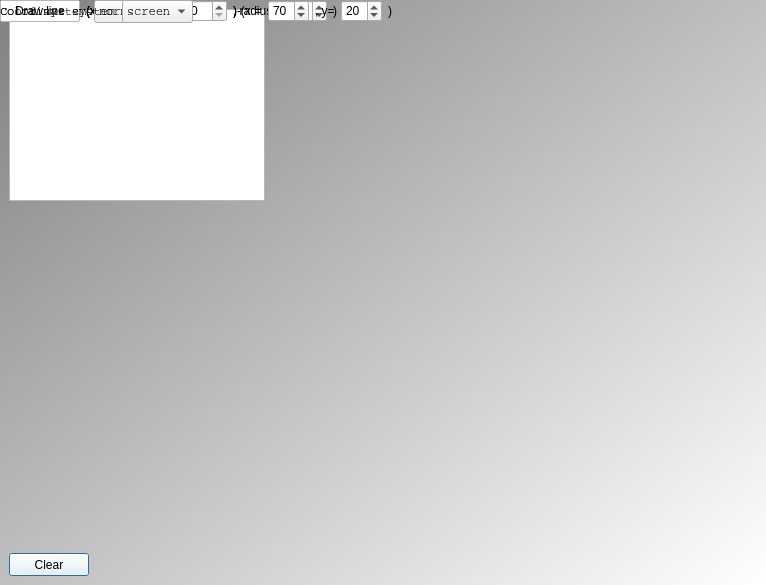
richelbilderbeek/ProjectRichelBilderbeek, file Tools/ToolTestDrawCanvas/qttestdrawcanvasmaindialog.ui: the form before one commit.
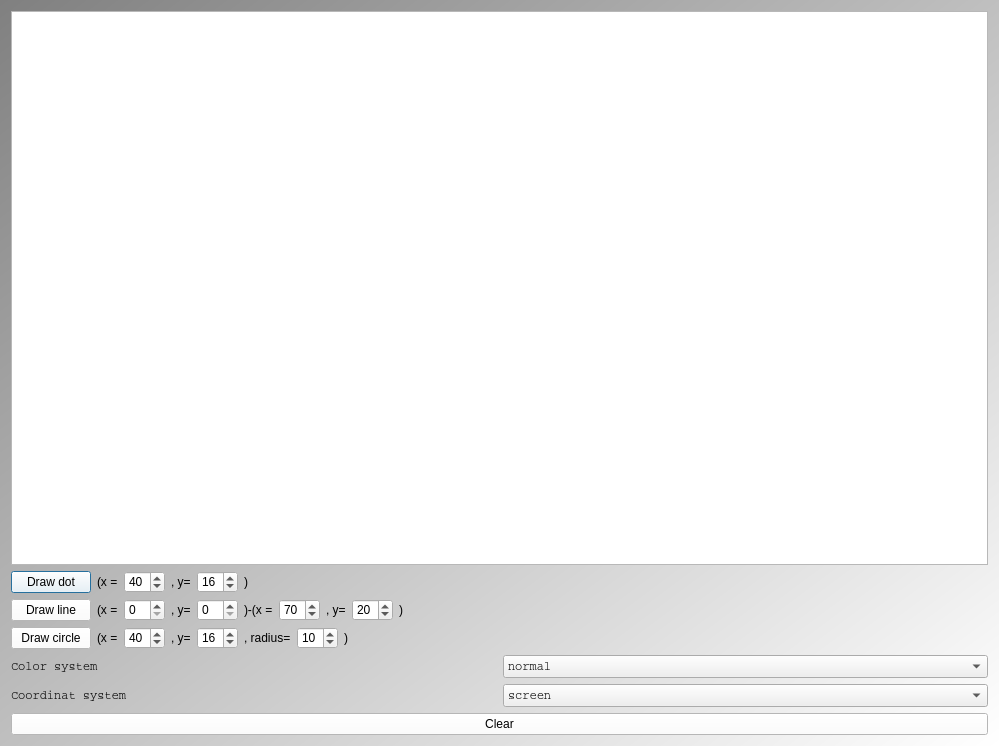
The form after the commit.

Patch:
```diff
--- a/Tools/ToolTestDrawCanvas/qttestdrawcanvasmaindialog.ui
+++ b/Tools/ToolTestDrawCanvas/qttestdrawcanvasmaindialog.ui
@@ -6,8 +6,8 @@
    <rect>
     <x>0</x>
     <y>0</y>
-    <width>766</width>
-    <height>585</height>
+    <width>999</width>
+    <height>746</height>
    </rect>
   </property>
   <property name="styleSheet">
@@ -17,15 +17,9 @@
 QPushButton { background-color: rgb(255, 255, 255);  }
 QPushButton { color: rgb(0,0,0); }</string>
   </property>
+  <layout class="QVBoxLayout" name="verticalLayout">
+   <item>
   <widget class="QPlainTextEdit" name="text">
-   <property name="geometry">
-    <rect>
-     <x>9</x>
-     <y>9</y>
-     <width>256</width>
-     <height>192</height>
-    </rect>
-   </property>
    <property name="font">
     <font>
      <family>Courier</family>
@@ -36,30 +30,8 @@
     <bool>true</bool>
    </property>
   </widget>
-  <widget class="QPushButton" name="button_clear">
-   <property name="geometry">
-    <rect>
-     <x>9</x>
-     <y>553</y>
-     <width>80</width>
-     <height>23</height>
-    </rect>
-   </property>
-   <property name="text">
-    <string>Clear</string>
-   </property>
-  </widget>
-  <widget class="QWidget" name="widget_draw" native="true">
-   <property name="geometry">
-    <rect>
-     <x>20</x>
-     <y>250</y>
-     <width>120</width>
-     <height>80</height>
-    </rect>
-   </property>
-  </widget>
-  <widget class="QWidget" name="">
+   </item>
+   <item>
    <layout class="QHBoxLayout" name="layout_dot">
     <item>
      <widget class="QPushButton" name="button_dot">
@@ -117,81 +89,8 @@
      </spacer>
     </item>
    </layout>
-  </widget>
-  <widget class="QWidget" name="">
-   <layout class="QHBoxLayout" name="layout_circle">
-    <item>
-     <widget class="QPushButton" name="button_circle">
-      <property name="text">
-       <string>Draw circle</string>
-      </property>
-     </widget>
     </item>
     <item>
-     <widget class="QLabel" name="label_circle_x">
-      <property name="text">
-       <string>(x =</string>
-      </property>
-     </widget>
-    </item>
-    <item>
-     <widget class="QSpinBox" name="box_circle_x">
-      <property name="value">
-       <number>40</number>
-      </property>
-     </widget>
-    </item>
-    <item>
-     <widget class="QLabel" name="label_circle_y">
-      <property name="text">
-       <string>, y=</string>
-      </property>
-     </widget>
-    </item>
-    <item>
-     <widget class="QSpinBox" name="box_circle_y">
-      <property name="value">
-       <number>16</number>
-      </property>
-     </widget>
-    </item>
-    <item>
-     <widget class="QLabel" name="label_circle_r">
-      <property name="text">
-       <string>, radius=</string>
-      </property>
-     </widget>
-    </item>
-    <item>
-     <widget class="QSpinBox" name="box_circle_r">
-      <property name="value">
-       <number>10</number>
-      </property>
-     </widget>
-    </item>
-    <item>
-     <widget class="QLabel" name="label_circle_close">
-      <property name="text">
-       <string>)</string>
-      </property>
-     </widget>
-    </item>
-    <item>
-     <spacer name="horizontalSpacer_2">
-      <property name="orientation">
-       <enum>Qt::Horizontal</enum>
-      </property>
-      <property name="sizeHint" stdset="0">
-       <size>
-        <width>40</width>
-        <height>20</height>
-       </size>
-      </property>
-     </spacer>
-    </item>
-   </layout>
-  </widget>
-  <widget class="QWidget" name="">
    <layout class="QHBoxLayout" name="layout_line">
     <item>
      <widget class="QPushButton" name="button_line">
@@ -269,8 +168,81 @@
      </spacer>
     </item>
    </layout>
-  </widget>
-  <widget class="QWidget" name="">
+   </item>
+   <item>
+    <layout class="QHBoxLayout" name="layout_circle">
+     <item>
+      <widget class="QPushButton" name="button_circle">
+       <property name="text">
+        <string>Draw circle</string>
+       </property>
+      </widget>
+     </item>
+     <item>
+      <widget class="QLabel" name="label_circle_x">
+       <property name="text">
+        <string>(x =</string>
+       </property>
+      </widget>
+     </item>
+     <item>
+      <widget class="QSpinBox" name="box_circle_x">
+       <property name="value">
+        <number>40</number>
+       </property>
+      </widget>
+     </item>
+     <item>
+      <widget class="QLabel" name="label_circle_y">
+       <property name="text">
+        <string>, y=</string>
+       </property>
+      </widget>
+     </item>
+     <item>
+      <widget class="QSpinBox" name="box_circle_y">
+       <property name="value">
+        <number>16</number>
+       </property>
+      </widget>
+     </item>
+     <item>
+      <widget class="QLabel" name="label_circle_r">
+       <property name="text">
+        <string>, radius=</string>
+       </property>
+      </widget>
+     </item>
+     <item>
+      <widget class="QSpinBox" name="box_circle_r">
+       <property name="value">
+        <number>10</number>
+       </property>
+      </widget>
+     </item>
+     <item>
+      <widget class="QLabel" name="label_circle_close">
+       <property name="text">
+        <string>)</string>
+       </property>
+      </widget>
+     </item>
+     <item>
+      <spacer name="horizontalSpacer_2">
+       <property name="orientation">
+        <enum>Qt::Horizontal</enum>
+       </property>
+       <property name="sizeHint" stdset="0">
+        <size>
+         <width>40</width>
+         <height>20</height>
+        </size>
+       </property>
+      </spacer>
+     </item>
+    </layout>
+   </item>
+   <item>
    <layout class="QHBoxLayout" name="horizontalLayout">
     <item>
      <widget class="QLabel" name="label_color_system">
@@ -304,8 +276,8 @@
      </widget>
     </item>
    </layout>
-  </widget>
-  <widget class="QWidget" name="">
+   </item>
+   <item>
    <layout class="QHBoxLayout" name="horizontalLayout_2">
     <item>
      <widget class="QLabel" name="label_coordinat_system">
@@ -339,7 +311,15 @@
      </widget>
     </item>
    </layout>
-  </widget>
+   </item>
+   <item>
+    <widget class="QPushButton" name="button_clear">
+     <property name="text">
+      <string>Clear</string>
+     </property>
+    </widget>
+   </item>
+  </layout>
  </widget>
  <resources/>
  <connections/>
```
Lines whose indentation alone changed are shown as unchanged.
